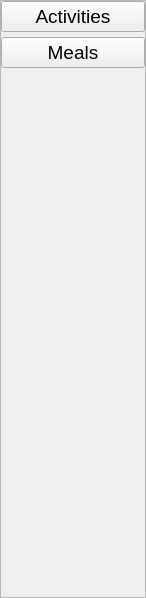
glennnys/Decided, file mainsettings.ui: the form before one commit.
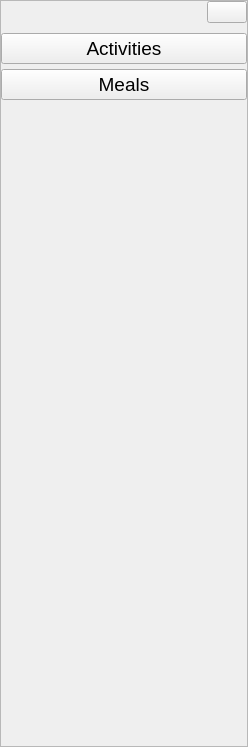
The form after the commit. Icons and pictures are not drawn.

```diff
--- a/mainsettings.ui
+++ b/mainsettings.ui
@@ -6,8 +6,8 @@
    <rect>
     <x>0</x>
     <y>0</y>
-    <width>146</width>
-    <height>598</height>
+    <width>248</width>
+    <height>747</height>
    </rect>
   </property>
   <property name="windowTitle">
@@ -31,6 +31,9 @@
    </property>
    <item>
     <widget class="QFrame" name="frame_2">
+     <property name="autoFillBackground">
+      <bool>true</bool>
+     </property>
      <property name="frameShape">
       <enum>QFrame::Shape::StyledPanel</enum>
      </property>
@@ -53,6 +56,49 @@
       <property name="bottomMargin">
        <number>0</number>
       </property>
+      <item>
+       <layout class="QHBoxLayout" name="horizontalLayout">
+        <item>
+         <spacer name="horizontalSpacer">
+          <property name="orientation">
+           <enum>Qt::Orientation::Horizontal</enum>
+          </property>
+          <property name="sizeHint" stdset="0">
+           <size>
+            <width>40</width>
+            <height>20</height>
+           </size>
+          </property>
+         </spacer>
+        </item>
+        <item>
+         <widget class="QPushButton" name="close">
+          <property name="text">
+           <string/>
+          </property>
+          <property name="icon">
+           <iconset theme="QIcon::ThemeIcon::WindowClose"/>
+          </property>
+         </widget>
+        </item>
+       </layout>
+      </item>
+      <item>
+       <spacer name="verticalSpacer_2">
+        <property name="orientation">
+         <enum>Qt::Orientation::Vertical</enum>
+        </property>
+        <property name="sizeType">
+         <enum>QSizePolicy::Policy::Maximum</enum>
+        </property>
+        <property name="sizeHint" stdset="0">
+         <size>
+          <width>20</width>
+          <height>5</height>
+         </size>
+        </property>
+       </spacer>
+      </item>
       <item>
        <widget class="QPushButton" name="pushButton">
         <property name="font">
```
Left out of the diff: 8 changed lines with no effect on the pictures.
